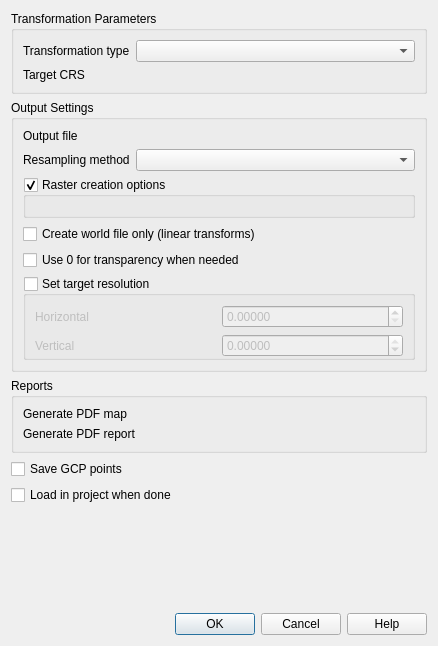
First picture: the form in src/ui/georeferencer/qgstransformsettingsdialogbase.ui, repository qgis/QGIS, before the edit.
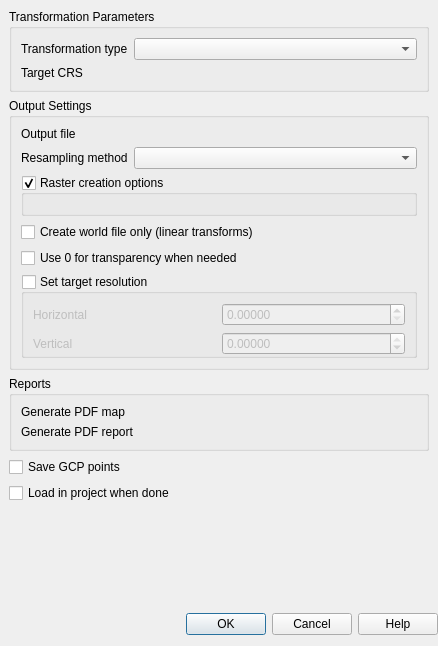
Second picture: the form after the edit. Custom widgets are drawn as their Qt base class.

Commit message: add scrollarea to the Georeferencer Transformation settings dialog to make it usable on small screens (fix #63157)

Patch:
```diff
--- a/src/ui/georeferencer/qgstransformsettingsdialogbase.ui
+++ b/src/ui/georeferencer/qgstransformsettingsdialogbase.ui
@@ -14,14 +14,126 @@
    <string>Transformation Settings</string>
   </property>
   <layout class="QGridLayout" name="gridLayout_2">
-   <item row="9" column="0">
-    <widget class="QDialogButtonBox" name="buttonBox">
-     <property name="orientation">
-      <enum>Qt::Orientation::Horizontal</enum>
-     </property>
-     <property name="standardButtons">
-      <set>QDialogButtonBox::StandardButton::Cancel|QDialogButtonBox::StandardButton::Help|QDialogButtonBox::StandardButton::Ok</set>
-     </property>
+   <property name="leftMargin">
+    <number>0</number>
+   </property>
+   <property name="topMargin">
+    <number>0</number>
+   </property>
+   <property name="rightMargin">
+    <number>0</number>
+   </property>
+   <item row="0" column="0">
+    <widget class="QgsScrollArea" name="scrollArea">
+     <property name="frameShape">
+      <enum>QFrame::Shape::NoFrame</enum>
+     </property>
+     <property name="widgetResizable">
+      <bool>true</bool>
+     </property>
+     <widget class="QWidget" name="scrollAreaWidgetContents">
+      <property name="geometry">
+       <rect>
+        <x>0</x>
+        <y>0</y>
+        <width>438</width>
+        <height>600</height>
+       </rect>
+      </property>
+      <layout class="QGridLayout" name="gridLayout_7">
+       <item row="0" column="0">
+        <widget class="QGroupBox" name="groupBox">
+         <property name="title">
+          <string>Transformation Parameters</string>
+         </property>
+         <layout class="QGridLayout" name="gridLayout_4">
+          <item row="0" column="0">
+           <widget class="QLabel" name="label">
+            <property name="sizePolicy">
+             <sizepolicy hsizetype="Fixed" vsizetype="Preferred">
+              <horstretch>0</horstretch>
+              <verstretch>0</verstretch>
+             </sizepolicy>
+            </property>
+            <property name="text">
+             <string>Transformation type</string>
+            </property>
+           </widget>
+          </item>
+          <item row="0" column="1">
+           <widget class="QComboBox" name="cmbTransformType">
+            <property name="sizePolicy">
+             <sizepolicy hsizetype="Preferred" vsizetype="Fixed">
+              <horstretch>0</horstretch>
+              <verstretch>0</verstretch>
+             </sizepolicy>
+            </property>
+           </widget>
+          </item>
+          <item row="1" column="0">
+           <widget class="QLabel" name="label_3">
+            <property name="sizePolicy">
+             <sizepolicy hsizetype="Fixed" vsizetype="Preferred">
+              <horstretch>0</horstretch>
+              <verstretch>0</verstretch>
+             </sizepolicy>
+            </property>
+            <property name="text">
+             <string>Target CRS</string>
+            </property>
+           </widget>
+          </item>
+          <item row="1" column="1">
+           <widget class="QgsProjectionSelectionWidget" name="mCrsSelector" native="true">
+            <property name="focusPolicy">
+             <enum>Qt::FocusPolicy::StrongFocus</enum>
+            </property>
+           </widget>
+          </item>
+         </layout>
+        </widget>
+       </item>
+       <item row="4" column="0">
+        <widget class="QCheckBox" name="cbxLoadInProjectsWhenDone">
+         <property name="text">
+          <string>Load in project when done</string>
+         </property>
+        </widget>
+       </item>
+       <item row="3" column="0">
+        <widget class="QCheckBox" name="saveGcpCheckBox">
+         <property name="text">
+          <string>Save GCP points</string>
+         </property>
+        </widget>
+       </item>
+       <item row="2" column="0">
+        <widget class="QGroupBox" name="groupBox_3">
+         <property name="title">
+          <string>Reports</string>
+         </property>
+         <layout class="QGridLayout" name="gridLayout_6">
+          <item row="1" column="0">
+           <widget class="QLabel" name="label_6">
+            <property name="text">
+             <string>Generate PDF report</string>
+            </property>
+           </widget>
+          </item>
+          <item row="0" column="0">
+           <widget class="QLabel" name="label_7">
+            <property name="text">
+             <string>Generate PDF map</string>
+            </property>
+           </widget>
+          </item>
+          <item row="1" column="1">
+           <widget class="QgsFileWidget" name="mPdfReport" native="true"/>
+          </item>
+          <item row="0" column="1">
+           <widget class="QgsFileWidget" name="mPdfMap" native="true"/>
+          </item>
+         </layout>
     </widget>
    </item>
    <item row="1" column="0">
@@ -226,111 +338,30 @@
      </layout>
     </widget>
    </item>
-   <item row="7" column="0">
-    <widget class="QCheckBox" name="cbxLoadInProjectsWhenDone">
-     <property name="text">
-      <string>Load in project when done</string>
-     </property>
-    </widget>
-   </item>
    <item row="5" column="0">
-    <widget class="QGroupBox" name="groupBox_3">
-     <property name="title">
-      <string>Reports</string>
-     </property>
-     <layout class="QGridLayout" name="gridLayout_6">
-      <item row="1" column="0">
-       <widget class="QLabel" name="label_6">
-        <property name="text">
-         <string>Generate PDF report</string>
-        </property>
-       </widget>
-      </item>
-      <item row="0" column="0">
-       <widget class="QLabel" name="label_7">
-        <property name="text">
-         <string>Generate PDF map</string>
-        </property>
-       </widget>
-      </item>
-      <item row="1" column="1">
-       <widget class="QgsFileWidget" name="mPdfReport" native="true"/>
-      </item>
-      <item row="0" column="1">
-       <widget class="QgsFileWidget" name="mPdfMap" native="true"/>
-      </item>
-     </layout>
-    </widget>
-   </item>
-   <item row="0" column="0">
-    <widget class="QGroupBox" name="groupBox">
-     <property name="title">
-      <string>Transformation Parameters</string>
-     </property>
-     <layout class="QGridLayout" name="gridLayout_4">
-      <item row="0" column="0">
-       <widget class="QLabel" name="label">
-        <property name="sizePolicy">
-         <sizepolicy hsizetype="Fixed" vsizetype="Preferred">
-          <horstretch>0</horstretch>
-          <verstretch>0</verstretch>
-         </sizepolicy>
-        </property>
-        <property name="text">
-         <string>Transformation type</string>
-        </property>
-       </widget>
-      </item>
-      <item row="0" column="1">
-       <widget class="QComboBox" name="cmbTransformType">
-        <property name="sizePolicy">
-         <sizepolicy hsizetype="Preferred" vsizetype="Fixed">
-          <horstretch>0</horstretch>
-          <verstretch>0</verstretch>
-         </sizepolicy>
-        </property>
-       </widget>
-      </item>
-      <item row="1" column="0">
-       <widget class="QLabel" name="label_3">
-        <property name="sizePolicy">
-         <sizepolicy hsizetype="Fixed" vsizetype="Preferred">
-          <horstretch>0</horstretch>
-          <verstretch>0</verstretch>
-         </sizepolicy>
-        </property>
-        <property name="text">
-         <string>Target CRS</string>
-        </property>
-       </widget>
-      </item>
-      <item row="1" column="1">
-       <widget class="QgsProjectionSelectionWidget" name="mCrsSelector" native="true">
-        <property name="focusPolicy">
-         <enum>Qt::FocusPolicy::StrongFocus</enum>
-        </property>
-       </widget>
-      </item>
-     </layout>
-    </widget>
-   </item>
-   <item row="8" column="0">
     <spacer name="verticalSpacer">
      <property name="orientation">
       <enum>Qt::Orientation::Vertical</enum>
      </property>
      <property name="sizeHint" stdset="0">
       <size>
-       <width>0</width>
-       <height>0</height>
+           <width>20</width>
+           <height>40</height>
       </size>
      </property>
     </spacer>
    </item>
-   <item row="6" column="0">
-    <widget class="QCheckBox" name="saveGcpCheckBox">
-     <property name="text">
-      <string>Save GCP points</string>
+      </layout>
+     </widget>
+    </widget>
+   </item>
+   <item row="4" column="0">
+    <widget class="QDialogButtonBox" name="buttonBox">
+     <property name="orientation">
+      <enum>Qt::Orientation::Horizontal</enum>
+     </property>
+     <property name="standardButtons">
+      <set>QDialogButtonBox::StandardButton::Cancel|QDialogButtonBox::StandardButton::Help|QDialogButtonBox::StandardButton::Ok</set>
      </property>
     </widget>
    </item>
@@ -366,6 +397,12 @@
    <header>qgscollapsiblegroupbox.h</header>
    <container>1</container>
   </customwidget>
+  <customwidget>
+   <class>QgsScrollArea</class>
+   <extends>QScrollArea</extends>
+   <header>qgsscrollarea.h</header>
+   <container>1</container>
+  </customwidget>
  </customwidgets>
  <tabstops>
   <tabstop>cmbTransformType</tabstop>
```
Left out of the diff: 12 changed lines with no effect on the pictures. Lines whose indentation alone changed are shown as unchanged.
